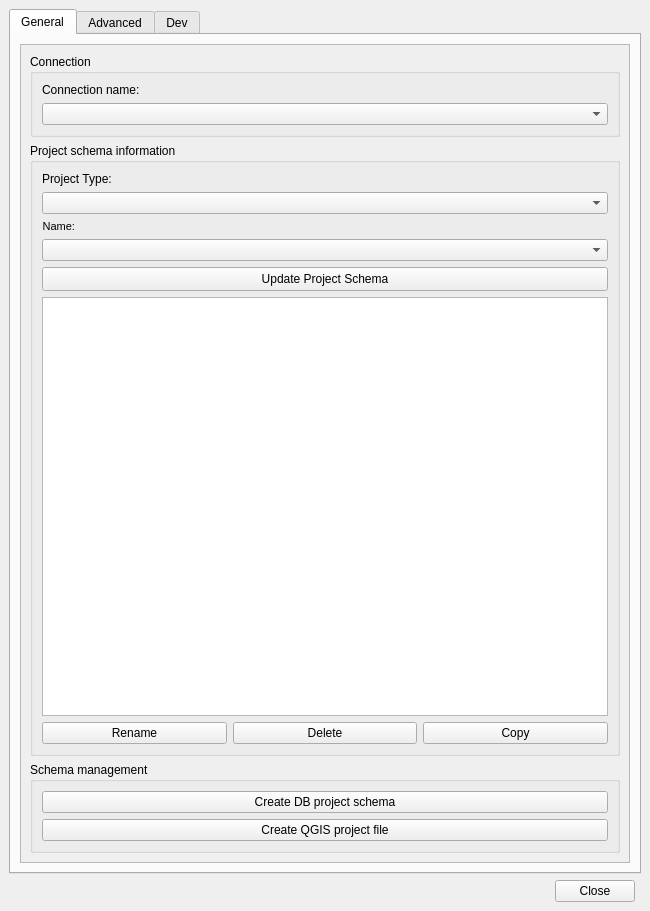
Qt form core/ui/admin/admin.ui (Giswater/giswater_qgis_plugin) before a commit.
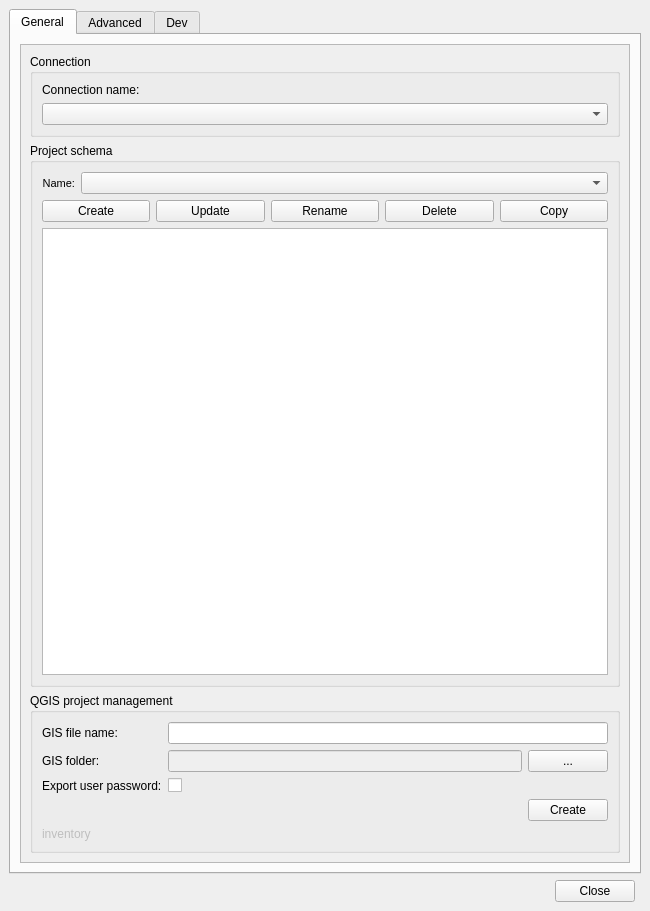
The same form after that commit. Icons and pictures are not drawn.

Commit message: feat(admin): enhance admin UI and functionality with new schema management features and improved error handling

Diff of the .ui file:
```diff
--- a/core/ui/admin/admin.ui
+++ b/core/ui/admin/admin.ui
@@ -67,178 +67,101 @@
             <item row="2" column="0">
              <widget class="QGroupBox" name="grb_schema_manager">
               <property name="title">
-               <string>Schema management</string>
+               <string>QGIS project management</string>
               </property>
               <layout class="QGridLayout" name="gridLayout_26">
                <item row="0" column="0">
-                <layout class="QGridLayout" name="gridLayout_23">
-                 <item row="0" column="0">
-                  <widget class="QPushButton" name="btn_schema_create">
-                   <property name="sizePolicy">
-                    <sizepolicy hsizetype="Minimum" vsizetype="Preferred">
-                     <horstretch>0</horstretch>
-                     <verstretch>0</verstretch>
-                    </sizepolicy>
+                <widget class="QLabel" name="lbl_gis_file">
+                 <property name="text">
+                  <string>GIS file name:</string>
+                 </property>
+                </widget>
+               </item>
+               <item row="0" column="1" colspan="2">
+                <widget class="QLineEdit" name="txt_gis_file"/>
+               </item>
+               <item row="1" column="0">
+                <widget class="QLabel" name="lbl_gis_folder">
+                 <property name="text">
+                  <string>GIS folder:</string>
+                 </property>
+                </widget>
+               </item>
+               <item row="1" column="1">
+                <widget class="QLineEdit" name="txt_gis_folder">
+                 <property name="enabled">
+                  <bool>false</bool>
+                 </property>
+                </widget>
+               </item>
+               <item row="1" column="2">
+                <widget class="QPushButton" name="btn_gis_folder">
+                 <property name="text">
+                  <string>...</string>
+                 </property>
+                </widget>
+               </item>
+               <item row="2" column="0">
+                <widget class="QLabel" name="lbl_export_user_pass">
+                 <property name="text">
+                  <string>Export user password:</string>
+                 </property>
+                </widget>
+               </item>
+               <item row="2" column="1">
+                <widget class="QCheckBox" name="chk_export_passwd">
+                 <property name="text">
+                  <string/>
+                 </property>
+                </widget>
+               </item>
+               <item row="3" column="0" colspan="3">
+                <layout class="QHBoxLayout" name="lyt_gis_create">
+                 <item>
+                  <spacer name="horizontalSpacer_gis_create">
+                   <property name="orientation">
+                    <enum>Qt::Horizontal</enum>
                    </property>
-                   <property name="text">
-                    <string>Create DB project schema</string>
+                   <property name="sizeHint" stdset="0">
+                    <size>
+                     <width>40</width>
+                     <height>20</height>
+                    </size>
                    </property>
-                  </widget>
+                  </spacer>
                  </item>
-                 <item row="1" column="0">
+                 <item>
                   <widget class="QPushButton" name="btn_gis_create">
                    <property name="text">
-                    <string>Create QGIS project file</string>
+                    <string>Create</string>
                    </property>
                   </widget>
                  </item>
                 </layout>
                </item>
+               <item row="4" column="0">
+                <widget class="QLabel" name="txt_roletype">
+                 <property name="enabled">
+                  <bool>false</bool>
+                 </property>
+                 <property name="visible">
+                  <bool>false</bool>
+                 </property>
+                 <property name="text">
+                  <string>inventory</string>
+                 </property>
+                </widget>
+               </item>
               </layout>
              </widget>
             </item>
             <item row="1" column="0">
              <widget class="QGroupBox" name="grb_project_scin">
               <property name="title">
-               <string>Project schema information</string>
+               <string>Project schema</string>
               </property>
               <layout class="QGridLayout" name="gridLayout_7">
-               <item row="1" column="1" colspan="3">
-                <widget class="QComboBox" name="cmb_project_type">
-                 <property name="sizePolicy">
-                  <sizepolicy hsizetype="Expanding" vsizetype="Fixed">
-                   <horstretch>0</horstretch>
-                   <verstretch>0</verstretch>
-                  </sizepolicy>
-                 </property>
-                </widget>
-               </item>
-               <item row="0" column="1">
-                <widget class="QLabel" name="lbl_project_type">
-                 <property name="layoutDirection">
-                  <enum>Qt::LeftToRight</enum>
-                 </property>
-                 <property name="text">
-                  <string>Project Type:       </string>
-                 </property>
-                 <property name="alignment">
-                  <set>Qt::AlignLeading|Qt::AlignLeft|Qt::AlignVCenter</set>
-                 </property>
-                </widget>
-               </item>
-               <item row="7" column="1" colspan="3">
-                <widget class="QTextEdit" name="software_version_info">
-                 <property name="enabled">
-                  <bool>true</bool>
-                 </property>
-                 <property name="readOnly">
-                  <bool>true</bool>
-                 </property>
-                </widget>
-               </item>
-               <item row="6" column="1" colspan="3">
-                <widget class="QPushButton" name="btn_info">
-                 <property name="enabled">
-                  <bool>true</bool>
-                 </property>
-                 <property name="sizePolicy">
-                  <sizepolicy hsizetype="Preferred" vsizetype="Preferred">
-                   <horstretch>0</horstretch>
-                   <verstretch>0</verstretch>
-                  </sizepolicy>
-                 </property>
-                 <property name="minimumSize">
-                  <size>
-                   <width>24</width>
-                   <height>24</height>
-                  </size>
-                 </property>
-                 <property name="layoutDirection">
-                  <enum>Qt::LeftToRight</enum>
-                 </property>
-                 <property name="text">
-                  <string>Update Project Schema</string>
-                 </property>
-                 <property name="iconSize">
-                  <size>
-                   <width>16</width>
-                   <height>16</height>
-                  </size>
-                 </property>
-                 <property name="checkable">
-                  <bool>false</bool>
-                 </property>
-                 <property name="autoDefault">
-                  <bool>false</bool>
-                 </property>
-                 <property name="default">
-                  <bool>false</bool>
-                 </property>
-                 <property name="flat">
-                  <bool>false</bool>
-                 </property>
-                </widget>
-               </item>
-               <item row="8" column="1" colspan="3">
-                <layout class="QGridLayout" name="gridLayout_6">
-                 <item row="2" column="1">
-                  <widget class="QPushButton" name="btn_delete">
-                   <property name="sizePolicy">
-                    <sizepolicy hsizetype="Preferred" vsizetype="Fixed">
-                     <horstretch>0</horstretch>
-                     <verstretch>0</verstretch>
-                    </sizepolicy>
-                   </property>
-                   <property name="text">
-                    <string>Delete</string>
-                   </property>
-                  </widget>
-                 </item>
-                 <item row="2" column="2">
-                  <widget class="QPushButton" name="btn_copy">
-                   <property name="sizePolicy">
-                    <sizepolicy hsizetype="Minimum" vsizetype="Fixed">
-                     <horstretch>0</horstretch>
-                     <verstretch>0</verstretch>
-                    </sizepolicy>
-                   </property>
-                   <property name="text">
-                    <string>Copy</string>
-                   </property>
-                  </widget>
-                 </item>
-                 <item row="2" column="0">
-                  <widget class="QPushButton" name="btn_schema_rename">
-                   <property name="sizePolicy">
-                    <sizepolicy hsizetype="Preferred" vsizetype="Fixed">
-                     <horstretch>0</horstretch>
-                     <verstretch>0</verstretch>
-                    </sizepolicy>
-                   </property>
-                   <property name="text">
-                    <string>Rename</string>
-                   </property>
-                  </widget>
-                 </item>
-                </layout>
-               </item>
-               <item row="3" column="1" colspan="3">
-                <widget class="QComboBox" name="project_schema_name">
-                 <property name="enabled">
-                  <bool>true</bool>
-                 </property>
-                 <property name="sizePolicy">
-                  <sizepolicy hsizetype="Preferred" vsizetype="Fixed">
-                   <horstretch>0</horstretch>
-                   <verstretch>0</verstretch>
-                  </sizepolicy>
-                 </property>
-                 <property name="frame">
-                  <bool>true</bool>
-                 </property>
-                </widget>
-               </item>
-               <item row="2" column="1">
+               <item row="0" column="0">
                 <widget class="QLabel" name="lbl_name">
                  <property name="sizePolicy">
                   <sizepolicy hsizetype="Maximum" vsizetype="Preferred">
@@ -268,6 +191,71 @@
                  </property>
                 </widget>
                </item>
+               <item row="0" column="1" colspan="3">
+                <widget class="QComboBox" name="project_schema_name">
+                 <property name="enabled">
+                  <bool>true</bool>
+                 </property>
+                 <property name="sizePolicy">
+                  <sizepolicy hsizetype="Preferred" vsizetype="Fixed">
+                   <horstretch>0</horstretch>
+                   <verstretch>0</verstretch>
+                  </sizepolicy>
+                 </property>
+                 <property name="frame">
+                  <bool>true</bool>
+                 </property>
+                </widget>
+               </item>
+               <item row="1" column="0" colspan="4">
+                <layout class="QHBoxLayout" name="lyt_schema_crud">
+                 <item>
+                  <widget class="QPushButton" name="btn_schema_create">
+                   <property name="text">
+                    <string>Create</string>
+                   </property>
+                  </widget>
+                 </item>
+                 <item>
+                  <widget class="QPushButton" name="btn_info">
+                   <property name="text">
+                    <string>Update</string>
+                   </property>
+                  </widget>
+                 </item>
+                 <item>
+                  <widget class="QPushButton" name="btn_schema_rename">
+                   <property name="text">
+                    <string>Rename</string>
+                   </property>
+                  </widget>
+                 </item>
+                 <item>
+                  <widget class="QPushButton" name="btn_delete">
+                   <property name="text">
+                    <string>Delete</string>
+                   </property>
+                  </widget>
+                 </item>
+                 <item>
+                  <widget class="QPushButton" name="btn_copy">
+                   <property name="text">
+                    <string>Copy</string>
+                   </property>
+                  </widget>
+                 </item>
+                </layout>
+               </item>
+               <item row="2" column="0" colspan="4">
+                <widget class="QTextEdit" name="software_version_info">
+                 <property name="enabled">
+                  <bool>true</bool>
+                 </property>
+                 <property name="readOnly">
+                  <bool>true</bool>
+                 </property>
+                </widget>
+               </item>
               </layout>
              </widget>
             </item>
```
Left out of the diff: 9 changed lines with no effect on the pictures. The commit also changes 7 other files.
